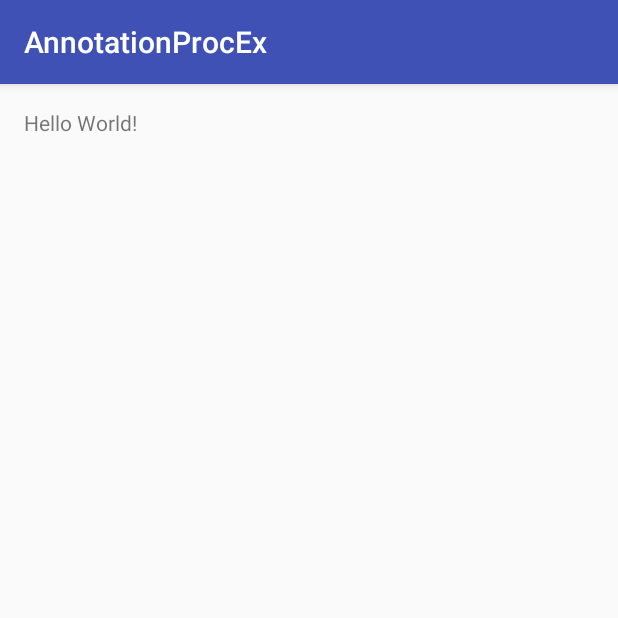
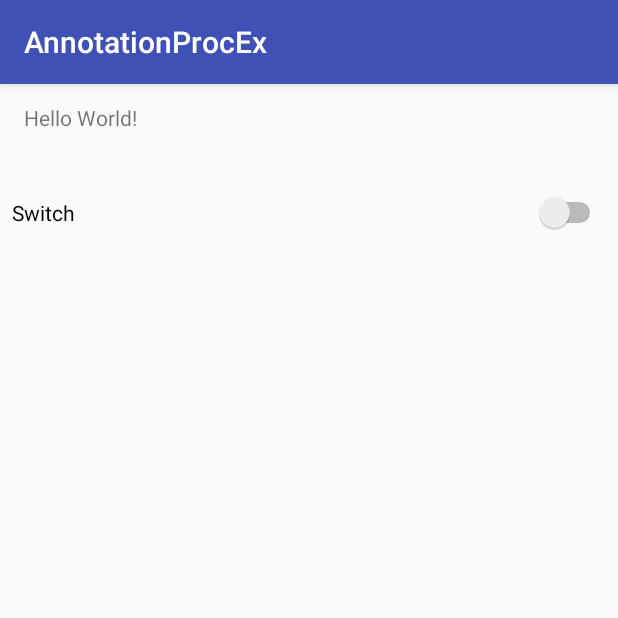
Before and after one commit to pavan-v87/AnnotationProcEx, an Android app: the screen it shows after launch (MainActivity), on a phone screen of 412 x 824 dp, the top half of it. Run offline under Robolectric (Android 15) with nearby library versions, the phone set to English and light mode, and no system bars; 1 statement that could not run was skipped.

```diff
--- a/app/src/main/java/com/example/annotationprocex/MainActivity.java
+++ b/app/src/main/java/com/example/annotationprocex/MainActivity.java
@@ -1,5 +1,6 @@
 package com.example.annotationprocex;
 
+import android.support.annotation.Nullable;
 import android.support.v7.app.AppCompatActivity;
 import android.os.Bundle;
 import android.view.View;
@@ -10,7 +11,7 @@ import com.example.annotationprocex.staticproc.NullChecking;
 @PrintMe
 public class MainActivity extends AppCompatActivity implements View.OnClickListener{
 
-    private MealFactory factory = new MealFactory();
+    //private MealFactory factory = new MealFactory();
 
     @Override
     protected void onCreate(Bundle savedInstanceState) {
@@ -21,8 +22,8 @@ public class MainActivity extends AppCompatActivity implements View.OnClickListe
         meal.getPrice();
     }
 
-    public Meal order(String mealName) {
-        return factory.create(mealName);
+    public @Nullable Meal order(String mealName) {
+        return null;//factory.create(mealName);
     }
 
 
--- a/app/src/main/res/layout/activity_main.xml
+++ b/app/src/main/res/layout/activity_main.xml
@@ -1,17 +1,38 @@
 <?xml version="1.0" encoding="utf-8"?>
-<RelativeLayout
-    xmlns:android="http://schemas.android.com/apk/res/android"
+<android.support.constraint.ConstraintLayout xmlns:android="http://schemas.android.com/apk/res/android"
+    xmlns:app="http://schemas.android.com/apk/res-auto"
     xmlns:tools="http://schemas.android.com/tools"
     android:layout_width="match_parent"
     android:layout_height="match_parent"
-    android:paddingBottom="@dimen/activity_vertical_margin"
-    android:paddingLeft="@dimen/activity_horizontal_margin"
-    android:paddingRight="@dimen/activity_horizontal_margin"
-    android:paddingTop="@dimen/activity_vertical_margin"
-    tools:context="com.example.annotationprocex.MainActivity">
+    tools:context="com.example.annotationprocex.MainActivity"
+    android:orientation="vertical">
 
     <TextView
         android:layout_width="wrap_content"
         android:layout_height="wrap_content"
-        android:text="Hello World!"/>
-</RelativeLayout>
+        android:text="Hello World!"
+        tools:layout_constraintBottom_creator="1"
+        app:layout_constraintBottom_toTopOf="@+id/switch1"
+        android:layout_marginStart="8dp"
+        tools:layout_constraintLeft_creator="1"
+        app:layout_constraintLeft_toLeftOf="@+id/switch1"
+        android:layout_marginBottom="40dp" />
+
+    <Switch
+        android:text="Switch"
+        android:layout_width="0dp"
+        android:layout_height="wrap_content"
+        android:id="@+id/switch1"
+        tools:layout_constraintTop_creator="1"
+        tools:layout_constraintRight_creator="1"
+        android:layout_marginStart="8dp"
+        android:layout_marginEnd="8dp"
+        app:layout_constraintRight_toRightOf="parent"
+        android:layout_marginTop="72dp"
+        tools:layout_constraintLeft_creator="1"
+        app:layout_constraintLeft_toLeftOf="parent"
+        app:layout_constraintTop_toTopOf="parent"
+        app:layout_constraintHorizontal_bias="1.0" />
+
+
+</android.support.constraint.ConstraintLayout>
--- a/build.gradle
+++ b/build.gradle
@@ -5,7 +5,7 @@ buildscript {
         jcenter()
     }
     dependencies {
-        classpath 'com.android.tools.build:gradle:2.1.3'
+        classpath 'com.android.tools.build:gradle:2.2.1'
 
         // NOTE: Do not place your application dependencies here; they belong
         // in the individual module build.gradle files
@@ -15,6 +15,7 @@ buildscript {
 allprojects {
     repositories {
         jcenter()
+        mavenCentral()
     }
 }
 
```
Also changed, not shown: annotation-proc-lib/src/main/java/com/example/KpiAnnotationProcessor.java (added, +71 -0 lines), annotation-proc-lib/src/main/java/com/example/KpiLog.java (added, +18 -0 lines), annotation-proc-lib/src/main/java/com/example/KpiLogEnd.java (added, +17 -0 lines), annotation-proc-lib/src/main/java/com/example/KpiLogStart.java (added, +17 -0 lines), annotation-proc-lib/src/main/java/com/example/LogConstants.java (added, +22 -0 lines), app/build.gradle (+41 -0 lines), app/src/main/java/com/example/annotationprocex/CalzonePizza.java (+19 -0 lines), app/src/main/java/com/example/annotationprocex/MargheritaPizza.java (+9 -0 lines), 1 other file.
